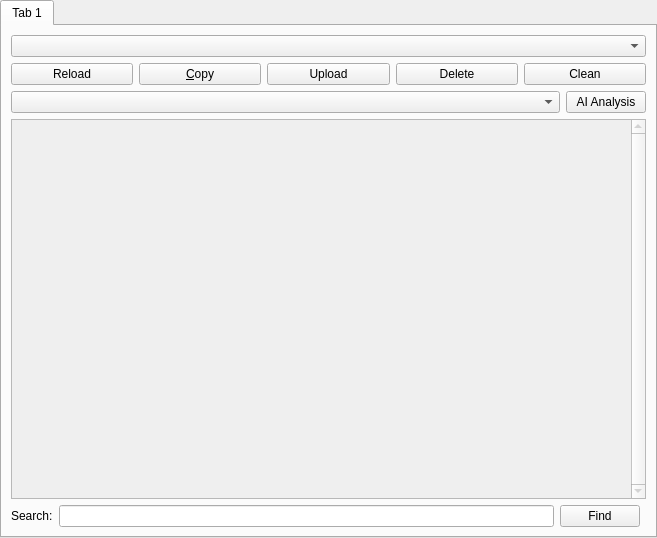
The window that launcher/ui/pages/instance/OtherLogsPage.ui (graytoowolf/MiniSkins) describes before a commit, drawn with Qt 5.
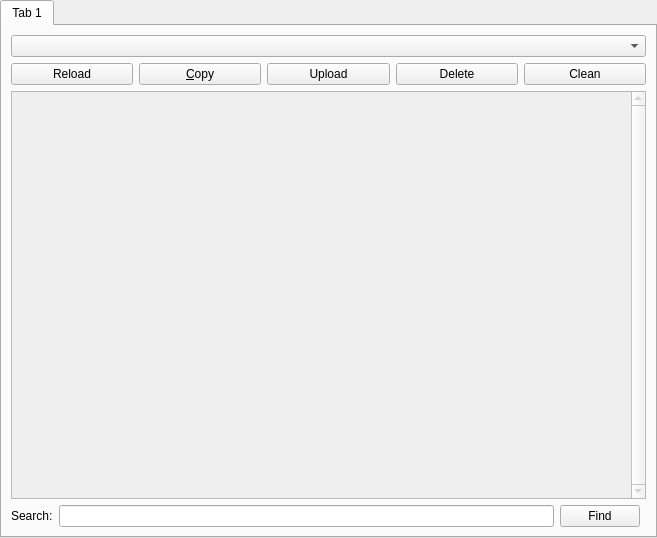
The same window after the commit.

What changed in the file:
```diff
--- a/launcher/ui/pages/instance/OtherLogsPage.ui
+++ b/launcher/ui/pages/instance/OtherLogsPage.ui
@@ -118,30 +118,6 @@
            </property>
           </widget>
          </item>
-         <item row="4" column="0" colspan="5">
-          <layout class="QHBoxLayout" name="aiLayout">
-           <item>
-            <widget class="QComboBox" name="aiModelCombo">
-             <property name="sizePolicy">
-              <sizepolicy hsizetype="Expanding" vsizetype="Fixed">
-               <horstretch>0</horstretch>
-               <verstretch>0</verstretch>
-              </sizepolicy>
-             </property>
-            </widget>
-           </item>
-           <item>
-            <widget class="QPushButton" name="btnAIAnalysis">
-             <property name="toolTip">
-              <string>Analyze crash log with AI</string>
-             </property>
-             <property name="text">
-              <string>AI Analysis</string>
-             </property>
-            </widget>
-           </item>
-          </layout>
-         </item>
         </layout>
        </item>
        <item row="2" column="0">
```
Left out of the diff: 2 changed lines with no effect on the pictures.
